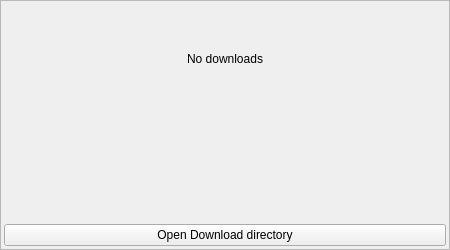
Before: the Qt Designer form src/downloadmanagerwidget.ui in keshavbhatt/whatsie, drawn with Qt 5.
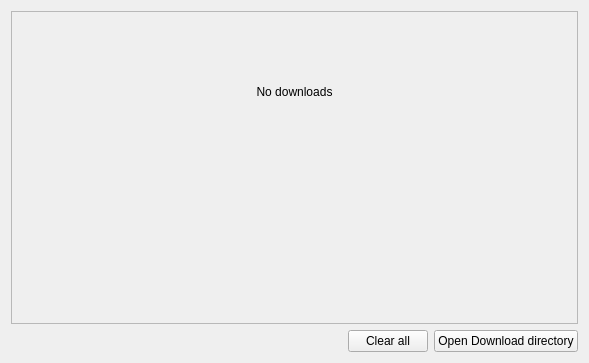
After: the same form once the commit is applied. Icons and pictures are not drawn.

Commit message:
fix: prevent overwrite if file exists
- handle situation to prevent download overwrite
- add clear all downloads
- cleanup

What changed in the file:
```diff
--- a/src/downloadmanagerwidget.ui
+++ b/src/downloadmanagerwidget.ui
@@ -6,8 +6,8 @@
    <rect>
     <x>0</x>
     <y>0</y>
-    <width>450</width>
-    <height>250</height>
+    <width>589</width>
+    <height>363</height>
    </rect>
   </property>
   <property name="minimumSize">
@@ -26,18 +26,6 @@
    <property name="sizeConstraint">
     <enum>QLayout::SetNoConstraint</enum>
    </property>
-   <property name="leftMargin">
-    <number>0</number>
-   </property>
-   <property name="topMargin">
-    <number>0</number>
-   </property>
-   <property name="rightMargin">
-    <number>0</number>
-   </property>
-   <property name="bottomMargin">
-    <number>0</number>
-   </property>
    <item>
     <widget class="QScrollArea" name="m_scrollArea">
      <property name="styleSheet">
@@ -57,8 +45,8 @@
        <rect>
         <x>0</x>
         <y>0</y>
-        <width>448</width>
-        <height>248</height>
+        <width>569</width>
+        <height>310</height>
        </rect>
       </property>
       <property name="styleSheet">
@@ -109,17 +97,58 @@
          </property>
         </spacer>
        </item>
-       <item>
-        <widget class="QPushButton" name="open_download_dir">
-         <property name="text">
-          <string>Open Download directory</string>
-         </property>
-        </widget>
-       </item>
       </layout>
      </widget>
     </widget>
    </item>
+   <item>
+    <layout class="QHBoxLayout" name="horizontalLayout">
+     <property name="topMargin">
+      <number>0</number>
+     </property>
+     <item>
+      <spacer name="horizontalSpacer">
+       <property name="orientation">
+        <enum>Qt::Horizontal</enum>
+       </property>
+       <property name="sizeHint" stdset="0">
+        <size>
+         <width>40</width>
+         <height>20</height>
+        </size>
+       </property>
+      </spacer>
+     </item>
+     <item>
+      <widget class="QPushButton" name="clear_all_downlads">
+       <property name="toolTip">
+        <string>Clear download list</string>
+       </property>
+       <property name="text">
+        <string>Clear all</string>
+       </property>
+       <property name="icon">
+        <iconset resource="icons.qrc">
+         <normaloff>:/icons/close-fill.png</normaloff>:/icons/close-fill.png</iconset>
+       </property>
+      </widget>
+     </item>
+     <item>
+      <widget class="QPushButton" name="open_download_dir">
+       <property name="toolTip">
+        <string>Open download directory in file manager</string>
+       </property>
+       <property name="text">
+        <string>Open Download directory</string>
+       </property>
+       <property name="icon">
+        <iconset resource="icons.qrc">
+         <normaloff>:/icons/folder-open-line.png</normaloff>:/icons/folder-open-line.png</iconset>
+       </property>
+      </widget>
+     </item>
+    </layout>
+   </item>
   </layout>
  </widget>
  <resources/>
```
Left out of the diff: 4 changed lines with no effect on the pictures. The commit also changes 2 other files.
